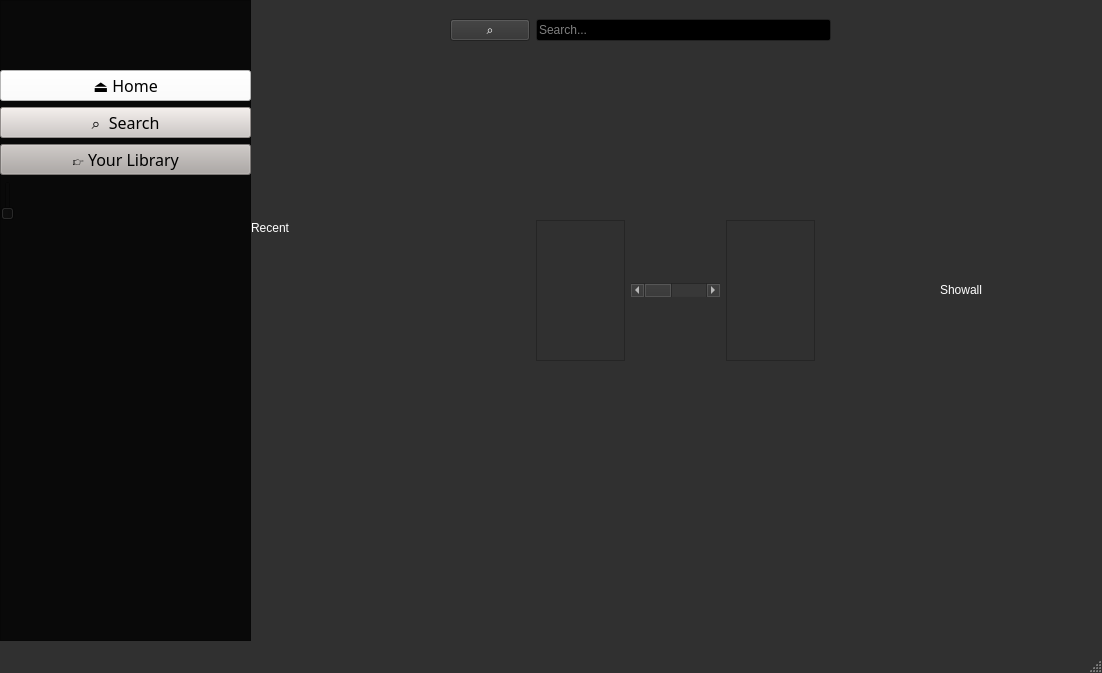
Qt form mainwindow.ui (ShivaPrakash-006/QtMusicPlayer) before a commit.
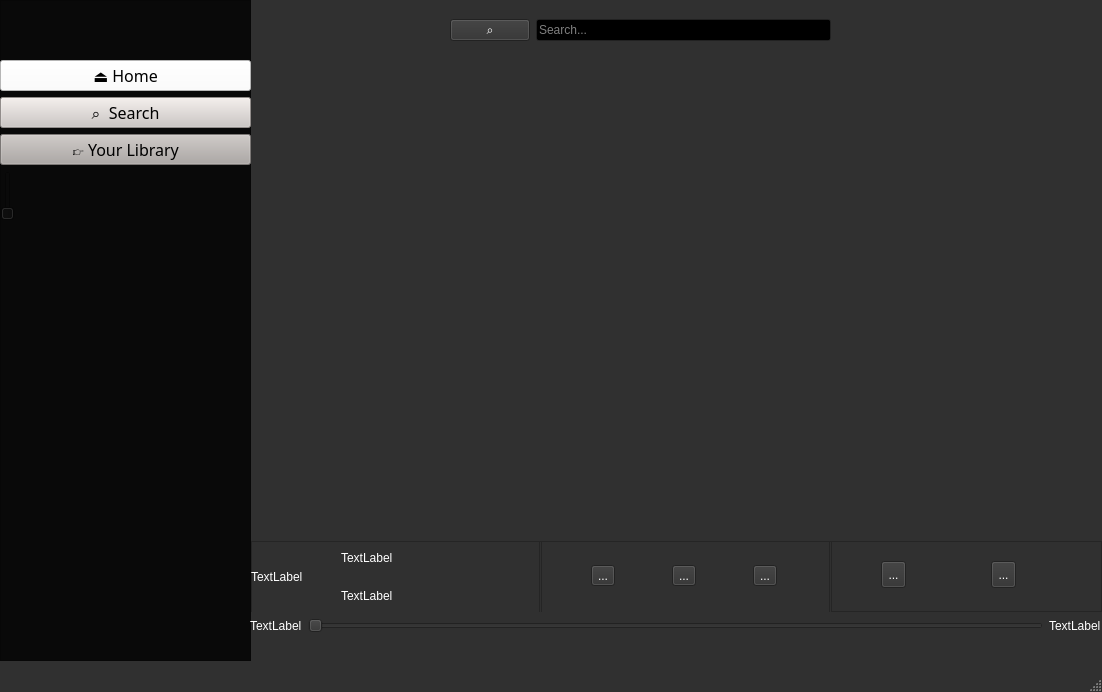
The same form after that commit.

```diff
--- a/mainwindow.ui
+++ b/mainwindow.ui
@@ -7,7 +7,7 @@
     <x>0</x>
     <y>0</y>
     <width>1102</width>
-    <height>673</height>
+    <height>692</height>
    </rect>
   </property>
   <property name="sizePolicy">
@@ -504,7 +504,7 @@
       <x>0</x>
       <y>0</y>
       <width>251</width>
-      <height>641</height>
+      <height>661</height>
      </rect>
     </property>
     <property name="palette">
@@ -989,9 +989,9 @@
      <property name="geometry">
       <rect>
        <x>0</x>
-       <y>70</y>
+       <y>60</y>
        <width>251</width>
-       <height>151</height>
+       <height>161</height>
       </rect>
      </property>
      <layout class="QVBoxLayout" name="verticalLayout">
@@ -2495,94 +2495,223 @@
    <widget class="QWidget" name="horizontalLayoutWidget_2">
     <property name="geometry">
      <rect>
-      <x>250</x>
-      <y>220</y>
+      <x>251</x>
+      <y>541</y>
       <width>851</width>
-      <height>141</height>
+      <height>71</height>
      </rect>
     </property>
     <layout class="QHBoxLayout" name="horizontalLayout_2">
      <item>
-      <widget class="QLabel" name="label">
-       <property name="layoutDirection">
-        <enum>Qt::LayoutDirection::LeftToRight</enum>
+      <widget class="QFrame" name="Bottombar">
+       <property name="minimumSize">
+        <size>
+         <width>0</width>
+         <height>72</height>
+        </size>
+       </property>
+       <property name="maximumSize">
+        <size>
+         <width>16777215</width>
+         <height>96</height>
+        </size>
        </property>
        <property name="frameShape">
-        <enum>QFrame::Shape::NoFrame</enum>
+        <enum>QFrame::Shape::StyledPanel</enum>
        </property>
-       <property name="text">
-        <string>Recent</string>
+       <property name="frameShadow">
+        <enum>QFrame::Shadow::Raised</enum>
        </property>
-       <property name="scaledContents">
-        <bool>false</bool>
-       </property>
-       <property name="alignment">
-        <set>Qt::AlignmentFlag::AlignLeading|Qt::AlignmentFlag::AlignLeft|Qt::AlignmentFlag::AlignTop</set>
-       </property>
-       <property name="wordWrap">
-        <bool>false</bool>
-       </property>
-       <property name="margin">
-        <number>2</number>
-       </property>
-       <property name="indent">
-        <number>1</number>
-       </property>
-      </widget>
-     </item>
-     <item>
-      <layout class="QHBoxLayout" name="horizontalLayout_3">
-       <item>
-        <widget class="QFrame" name="frame_2">
-         <property name="frameShape">
-          <enum>QFrame::Shape::StyledPanel</enum>
+       <widget class="QFrame" name="frame_2">
+        <property name="geometry">
+         <rect>
+          <x>0</x>
+          <y>0</y>
+          <width>291</width>
+          <height>72</height>
+         </rect>
+        </property>
+        <property name="frameShape">
+         <enum>QFrame::Shape::StyledPanel</enum>
+        </property>
+        <property name="frameShadow">
+         <enum>QFrame::Shadow::Raised</enum>
+        </property>
+        <widget class="QLabel" name="logo">
+         <property name="geometry">
+          <rect>
+           <x>0</x>
+           <y>0</y>
+           <width>91</width>
+           <height>72</height>
+          </rect>
          </property>
-         <property name="frameShadow">
-          <enum>QFrame::Shadow::Raised</enum>
+         <property name="minimumSize">
+          <size>
+           <width>48</width>
+           <height>48</height>
+          </size>
          </property>
+         <property name="text">
+          <string>TextLabel</string>
+         </property>
         </widget>
-       </item>
-       <item>
-        <widget class="QScrollBar" name="horizontalScrollBar">
-         <property name="focusPolicy">
-          <enum>Qt::FocusPolicy::StrongFocus</enum>
+        <widget class="QWidget" name="verticalLayoutWidget_2">
+         <property name="geometry">
+          <rect>
+           <x>90</x>
+           <y>0</y>
+           <width>201</width>
+           <height>71</height>
+          </rect>
          </property>
-         <property name="orientation">
-          <enum>Qt::Orientation::Horizontal</enum>
+         <layout class="QVBoxLayout" name="verticalLayout_2">
+          <item>
+           <widget class="QLabel" name="title">
+            <property name="text">
+             <string>TextLabel</string>
+            </property>
+           </widget>
+          </item>
+          <item>
+           <widget class="QLabel" name="artist">
+            <property name="text">
+             <string>TextLabel</string>
+            </property>
+           </widget>
+          </item>
+         </layout>
+        </widget>
+       </widget>
+       <widget class="QFrame" name="frame_4">
+        <property name="geometry">
+         <rect>
+          <x>580</x>
+          <y>0</y>
+          <width>271</width>
+          <height>71</height>
+         </rect>
+        </property>
+        <property name="frameShape">
+         <enum>QFrame::Shape::StyledPanel</enum>
+        </property>
+        <property name="frameShadow">
+         <enum>QFrame::Shadow::Raised</enum>
+        </property>
+        <widget class="QToolButton" name="shuffle">
+         <property name="geometry">
+          <rect>
+           <x>50</x>
+           <y>20</y>
+           <width>25</width>
+           <height>27</height>
+          </rect>
          </property>
+         <property name="text">
+          <string>...</string>
+         </property>
         </widget>
-       </item>
-       <item>
-        <widget class="QFrame" name="frame_3">
-         <property name="frameShape">
-          <enum>QFrame::Shape::StyledPanel</enum>
+        <widget class="QToolButton" name="loop">
+         <property name="geometry">
+          <rect>
+           <x>160</x>
+           <y>20</y>
+           <width>25</width>
+           <height>27</height>
+          </rect>
          </property>
-         <property name="frameShadow">
-          <enum>QFrame::Shadow::Raised</enum>
+         <property name="text">
+          <string>...</string>
          </property>
         </widget>
-       </item>
-      </layout>
+       </widget>
+       <widget class="QFrame" name="frame_3">
+        <property name="geometry">
+         <rect>
+          <x>288</x>
+          <y>0</y>
+          <width>291</width>
+          <height>72</height>
+         </rect>
+        </property>
+        <property name="frameShape">
+         <enum>QFrame::Shape::StyledPanel</enum>
+        </property>
+        <property name="frameShadow">
+         <enum>QFrame::Shadow::Raised</enum>
+        </property>
+       </widget>
+      </widget>
      </item>
+    </layout>
+   </widget>
+   <widget class="QWidget" name="horizontalLayoutWidget_3">
+    <property name="geometry">
+     <rect>
+      <x>540</x>
+      <y>540</y>
+      <width>291</width>
+      <height>71</height>
+     </rect>
+    </property>
+    <layout class="QHBoxLayout" name="horizontalLayout_3">
      <item>
-      <widget class="QPushButton" name="pushButton_5">
+      <widget class="QToolButton" name="prev">
        <property name="text">
-        <string>Showall</string>
+        <string>...</string>
+       </property>
+      </widget>
+     </item>
+     <item>
+      <widget class="QToolButton" name="pause_play">
+       <property name="text">
+        <string>...</string>
        </property>
        <property name="iconSize">
         <size>
-         <width>10</width>
-         <height>10</height>
+         <width>40</width>
+         <height>56</height>
         </size>
        </property>
-       <property name="autoDefault">
-        <bool>true</bool>
+      </widget>
+     </item>
+     <item>
+      <widget class="QToolButton" name="next">
+       <property name="text">
+        <string>...</string>
        </property>
-       <property name="default">
-        <bool>true</bool>
+      </widget>
+     </item>
+    </layout>
+   </widget>
+   <widget class="QWidget" name="horizontalLayoutWidget_4">
+    <property name="geometry">
+     <rect>
+      <x>250</x>
+      <y>610</y>
+      <width>851</width>
+      <height>31</height>
+     </rect>
+    </property>
+    <layout class="QHBoxLayout" name="bottom_bar">
+     <item>
+      <widget class="QLabel" name="Curent_time">
+       <property name="text">
+        <string>TextLabel</string>
        </property>
-       <property name="flat">
-        <bool>true</bool>
+      </widget>
+     </item>
+     <item>
+      <widget class="QSlider" name="slidertoo">
+       <property name="orientation">
+        <enum>Qt::Orientation::Horizontal</enum>
+       </property>
+      </widget>
+     </item>
+     <item>
+      <widget class="QLabel" name="total_time">
+       <property name="text">
+        <string>TextLabel</string>
        </property>
       </widget>
      </item>
```
